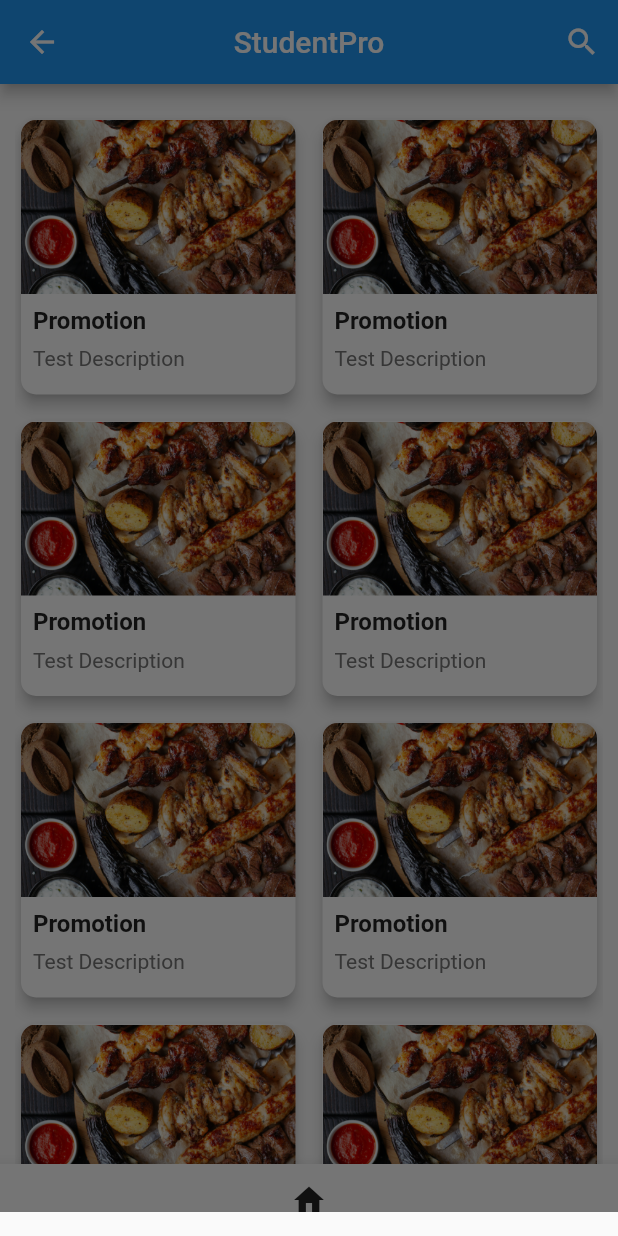
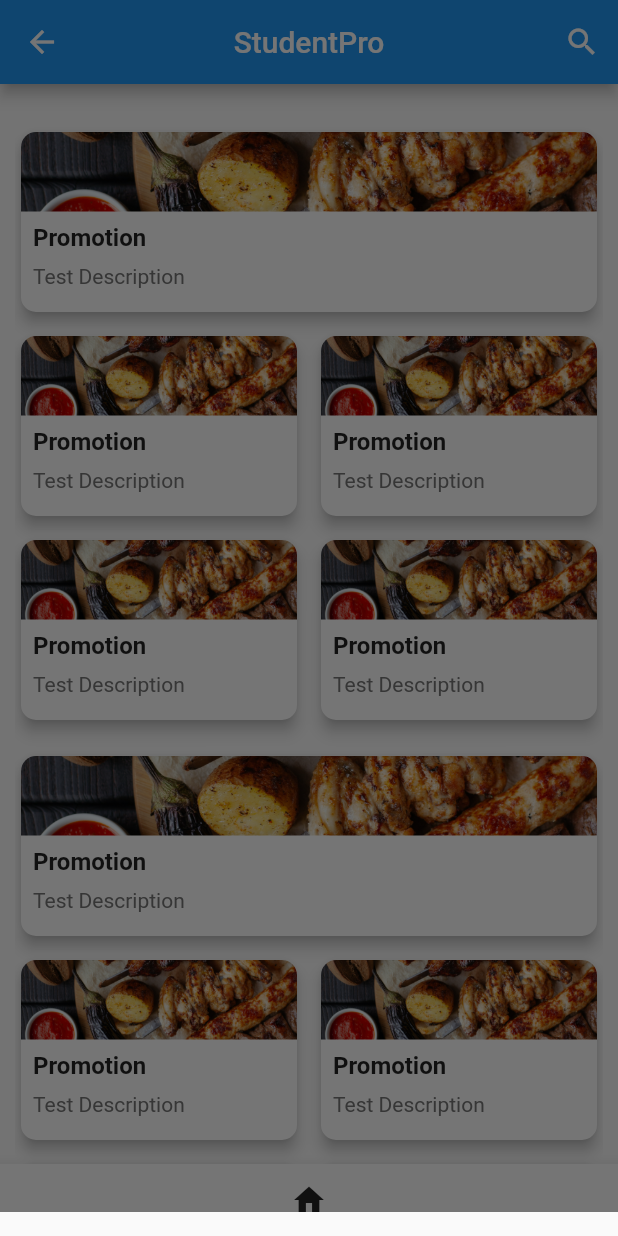
Before and after one commit to KatiGithub/StudentPro, a Flutter app: the MainScreen screen opened by its route, after a tap on "Promotion", on a phone screen of 412 x 824 dp. Run offline on Flutter 3.47's test engine with Material 2 defaults, Android fonts, the phone set to English and light mode, and no system bars; drawn by our look-alikes of flutter_layout_grid; our stand-ins replace animated_text_kit, equatable, firebase_auth, firebase_core, flutter_bloc, hydrated_bloc; accounts and stored records are empty.

Commit message:
Home Screen design finished. Coupon Popup to be implemented.

```diff
--- a/customer_frontend/lib/shared/components/discount_card.dart
+++ b/customer_frontend/lib/shared/components/discount_card.dart
@@ -3,16 +3,15 @@ import '../../models/discounts/discount.dart';
 
 class DiscountCard extends StatelessWidget {
   final Discount discount;
-  final double width;
 
-  DiscountCard({required this.discount, required this.width});
+  DiscountCard({required this.discount});
 
   @override
   Widget build(BuildContext context) {
     return GestureDetector(
       onTap: () => discount.onClick(context),
       child: SizedBox(
-            width: width,
+          width: 400,
           child: Card(
             elevation: 4.0,
             shape: RoundedRectangleBorder(
@@ -27,8 +26,10 @@ class DiscountCard extends StatelessWidget {
                         topLeft: Radius.circular(10.0),
                         topRight: Radius.circular(10.0),
                       ),
-                      child: Image.asset(discount.discountImage!, fit: BoxFit.fitWidth,)
-                    ),
+                      child: Image.asset(
+                        discount.discountImage!,
+                        fit: BoxFit.fitWidth,
+                      )),
                 ),
                 Padding(
                   padding: EdgeInsets.all(8.0),
@@ -56,8 +57,7 @@ class DiscountCard extends StatelessWidget {
                 ),
               ],
             ),
-            )
-        )
+          )),
     );
   }
 }
--- a/customer_frontend/lib/shared/components/discount_card_grouper.dart
+++ b/customer_frontend/lib/shared/components/discount_card_grouper.dart
@@ -1,5 +1,6 @@
 import 'package:flutter/material.dart';
 import 'package:studio_projects/shared/components/discount_card.dart';
+import 'package:flutter_layout_grid/flutter_layout_grid.dart';
 
 import '../../models/discounts/discount.dart';
 
@@ -10,19 +11,54 @@ class DiscountCardGrouper extends StatelessWidget {
 
   @override
   Widget build(BuildContext context) {
-    return GridView.builder(
-      gridDelegate: const SliverGridDelegateWithFixedCrossAxisCount(
-        crossAxisCount: 2,
-        mainAxisSpacing: 10,
-        crossAxisSpacing: 10,
+    List<List<Discount>> discountSplit = [];
+    for (int i = 0; i < discounts.length; i++) {
+      if (i == 0 || i % 5 == 0) {
+        discountSplit.add([discounts[i]]);
+      } else {
+        discountSplit.last.add(discounts[i]);
+      }
+    }
+    return ListView.builder(
+      itemCount: discountSplit.length,
+      itemBuilder: (context, index) {
+        return _buildGridLayout(discountSplit.elementAt(index));
+      },
+    );
+  }
+
+  Widget _buildGridLayout(List<Discount> discount) {
+    return Padding(
+      padding: EdgeInsets.symmetric(vertical: 8.0),
+      child: Container(
+        height: 400,
+        child: LayoutGrid(
+          rowGap: 8.0,
+          columnGap: 8.0,
+          rowSizes: [1.0.fr, 1.0.fr, 1.0.fr],
+          columnSizes: [1.0.fr, 1.0.fr],
+          areas: '''
+          r r
+          x y
+          b c
+        ''',
+          children: [
+            gridArea('r').containing(DiscountCard(discount: discount[0])),
+            discount.length >= 2
+                ? gridArea('x').containing(DiscountCard(discount: discount[1]))
+                : SizedBox.shrink(),
+            discount.length >= 3
+                ? gridArea('y').containing(DiscountCard(discount: discount[2]))
+                : SizedBox.shrink(),
+            discount.length >= 4
+                ? gridArea('b').containing(DiscountCard(discount: discount[3]))
+                : SizedBox.shrink(),
+            discount.length >= 5
+                ? gridArea('c').containing(DiscountCard(discount: discount[4]))
+                : SizedBox.shrink()
+          ],
+        ),
       ),
-      itemBuilder: (context, index) {
-        if(index % 5 == 0 || (index + 1) % 5 == 0) {
-          return DiscountCard(discount: discounts[index], width: 400);
-        } else {
-          return DiscountCard(discount: discounts[index], width: 200);
-        }
-      },
-      itemCount: discounts.length,);
+    );
   }
 }
--- a/customer_frontend/lib/views/main/home/home_cubit.dart
+++ b/customer_frontend/lib/views/main/home/home_cubit.dart
@@ -9,7 +9,7 @@ class HomeCubit extends Cubit<HomeState> {
   }
 
   void getDiscounts() {
-    for(int i = 0; i < 10; i++) {
+    for(int i = 0; i < 12; i++) {
       state.discounts.add(new CodeDiscount(
         discountImage: 'assets/food_test.jpg',
         discountDescription: "Test Description",
--- a/customer_frontend/pubspec.yaml
+++ b/customer_frontend/pubspec.yaml
@@ -42,10 +42,11 @@ dependencies:
   # Use with the CupertinoIcons class for iOS style icons.
   cupertino_icons: ^1.0.2
   firebase_auth: ^4.4.0
+  flutter_layout_grid: ^2.0.1
+
 
   hydrated_bloc: ^9.1.0
   path_provider: ^2.0.3
-
   url_launcher: ^6.0.3
 
 
```
Also changed, not shown: customer_frontend/pubspec.lock. Lines whose indentation alone changed are shown as unchanged.
